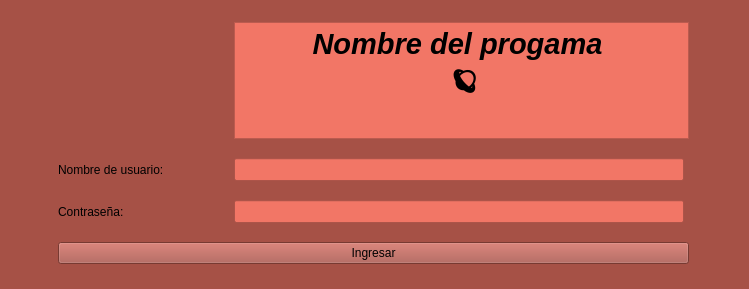
First picture: the form in Ingreso.ui, repository Juespin/final_info2, before the edit.
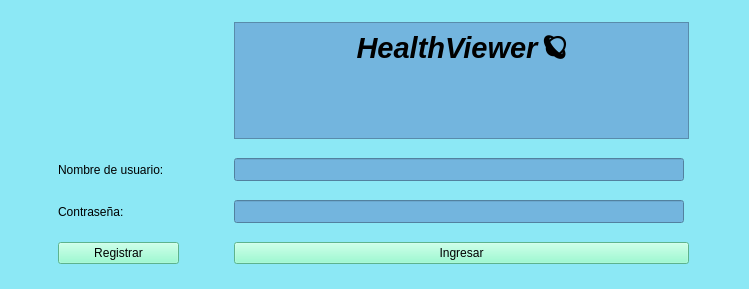
Second picture: the form after the edit.

```diff
--- a/Ingreso.ui
+++ b/Ingreso.ui
@@ -14,10 +14,24 @@
    <string>MainWindow</string>
   </property>
   <property name="styleSheet">
-   <string notr="true">background-color: rgb(166, 81, 70);</string>
+   <string notr="true">
+background-color: rgb(140, 232, 245);</string>
   </property>
   <widget class="QWidget" name="centralwidget">
    <layout class="QGridLayout" name="gridLayout">
+    <item row="1" column="0">
+     <widget class="QLabel" name="label">
+      <property name="maximumSize">
+       <size>
+        <width>121</width>
+        <height>23</height>
+       </size>
+      </property>
+      <property name="text">
+       <string>Nombre de usuario:</string>
+      </property>
+     </widget>
+    </item>
     <item row="0" column="1">
      <widget class="QTextBrowser" name="textBrowser">
       <property name="maximumSize">
@@ -27,20 +41,20 @@
        </size>
       </property>
       <property name="styleSheet">
-       <string notr="true">background-color: rgb(242, 118, 102);</string>
+       <string notr="true">background-color: rgb(242, 118, 102);
+background-color: rgb(115, 181, 222);</string>
       </property>
       <property name="html">
        <string>&lt;!DOCTYPE HTML PUBLIC &quot;-//W3C//DTD HTML 4.0//EN&quot; &quot;http://www.w3.org/TR/REC-html40/strict.dtd&quot;&gt;
 &lt;html&gt;&lt;head&gt;&lt;meta name=&quot;qrichtext&quot; content=&quot;1&quot; /&gt;&lt;style type=&quot;text/css&quot;&gt;
 p, li { white-space: pre-wrap; }
 &lt;/style&gt;&lt;/head&gt;&lt;body style=&quot; font-family:'MS Shell Dlg 2'; font-size:8.25pt; font-weight:400; font-style:normal;&quot;&gt;
-&lt;p align=&quot;center&quot; style=&quot; margin-top:0px; margin-bottom:0px; margin-left:0px; margin-right:0px; -qt-block-indent:0; text-indent:0px;&quot;&gt;&lt;span style=&quot; font-size:22pt; font-weight:600; font-style:italic;&quot;&gt;Nombre del progama &lt;/span&gt;&lt;/p&gt;
-&lt;p align=&quot;center&quot; style=&quot; margin-top:0px; margin-bottom:0px; margin-left:0px; margin-right:0px; -qt-block-indent:0; text-indent:0px;&quot;&gt;&lt;span style=&quot; font-size:22pt; font-weight:600; font-style:italic;&quot;&gt;🪐&lt;/span&gt;&lt;/p&gt;&lt;/body&gt;&lt;/html&gt;</string>
+&lt;p align=&quot;center&quot; style=&quot; margin-top:0px; margin-bottom:0px; margin-left:0px; margin-right:0px; -qt-block-indent:0; text-indent:0px;&quot;&gt;&lt;span style=&quot; font-size:22pt; font-weight:600; font-style:italic;&quot;&gt;HealthViewer🪐&lt;/span&gt;&lt;/p&gt;&lt;/body&gt;&lt;/html&gt;</string>
       </property>
      </widget>
     </item>
     <item row="2" column="1">
-     <widget class="QLineEdit" name="lineEdit_2">
+     <widget class="QLineEdit" name="password_input">
       <property name="maximumSize">
        <size>
         <width>450</width>
@@ -48,20 +62,7 @@
        </size>
       </property>
       <property name="styleSheet">
-       <string notr="true">background-color: rgb(242, 118, 102);</string>
-      </property>
-     </widget>
-    </item>
-    <item row="1" column="0">
-     <widget class="QLabel" name="label">
-      <property name="maximumSize">
-       <size>
-        <width>121</width>
-        <height>23</height>
-       </size>
-      </property>
-      <property name="text">
-       <string>Nombre de usuario:</string>
+       <string notr="true">background-color: rgb(115, 181, 222);</string>
       </property>
      </widget>
     </item>
@@ -79,7 +80,7 @@
      </widget>
     </item>
     <item row="1" column="1">
-     <widget class="QLineEdit" name="lineEdit">
+     <widget class="QLineEdit" name="username_input">
       <property name="maximumSize">
        <size>
         <width>450</width>
@@ -87,7 +88,8 @@
        </size>
       </property>
       <property name="styleSheet">
-       <string notr="true">background-color: rgb(242, 118, 102);
+       <string notr="true">
+background-color: rgb(115, 181, 222);
 border-color: rgb(102, 50, 43);</string>
       </property>
       <property name="text">
@@ -95,8 +97,21 @@
       </property>
      </widget>
     </item>
-    <item row="3" column="0" colspan="2">
-     <widget class="QPushButton" name="pushButton">
+    <item row="3" column="0">
+     <widget class="QPushButton" name="create_button">
+      <property name="styleSheet">
+       <string notr="true">background-color: rgb(130, 250, 198);</string>
+      </property>
+      <property name="text">
+       <string>Registrar</string>
+      </property>
+     </widget>
+    </item>
+    <item row="3" column="1">
+     <widget class="QPushButton" name="login_button">
+      <property name="styleSheet">
+       <string notr="true">background-color: rgb(130, 250, 198);</string>
+      </property>
       <property name="text">
        <string>Ingresar</string>
       </property>
```
